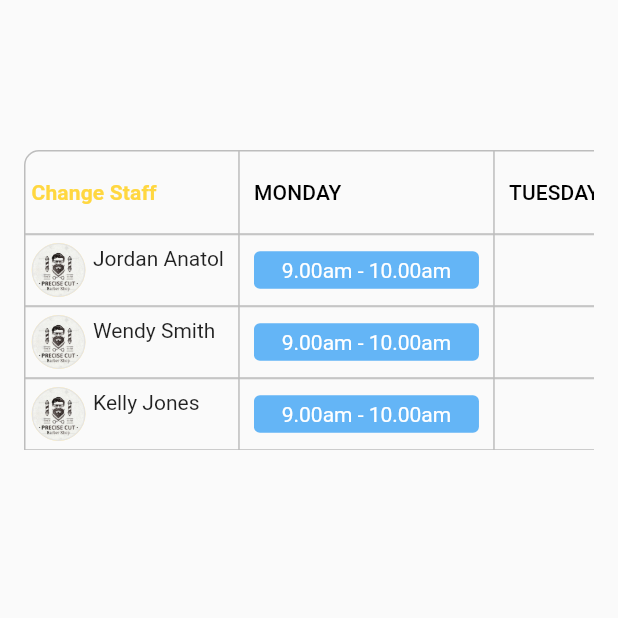
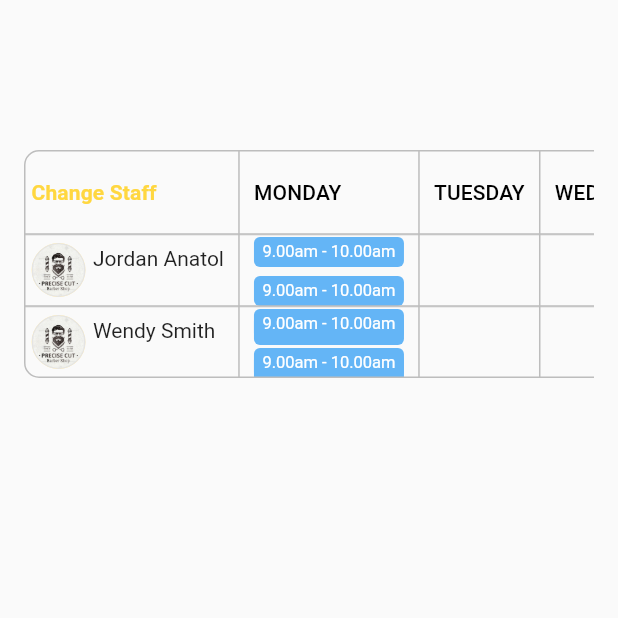
Before and after one commit to sirkev/flutter_data_tables, a Flutter app: the screen it shows after launch, on a phone screen of 412 x 824 dp, the top half of it. Run offline on Flutter 3.47's test engine with Material 2 defaults, Android fonts, the light colour scheme and no system bars.

Commit message:
work hours(appointment cell) wraps

```diff
--- a/lib/appointment_cell.dart
+++ /dev/null
@@ -1,43 +0,0 @@
-import 'package:flutter/material.dart';
-
-class AppointmentCell extends StatefulWidget {
-  const AppointmentCell({Key? key}) : super(key: key);
-
-  @override
-  State<AppointmentCell> createState() => _AppointmentCellState();
-}
-
-class _AppointmentCellState extends State<AppointmentCell> {
-  @override
-  Widget build(BuildContext context) {
-    return SizedBox(
-      width: 150,
-      child: SingleChildScrollView(
-        scrollDirection: Axis.horizontal,
-        child: Row(
-          verticalDirection: VerticalDirection.down,
-          children: [
-            ...List.generate(
-              10,
-              (index) => Container(
-                  height: 25,
-                  width: 150,
-                  margin: const EdgeInsets.only(right: 4),
-                  decoration: BoxDecoration(
-                      color: Colors.blue[300],
-                      borderRadius: BorderRadius.circular(4)),
-                  child: const Center(
-                      child: Text(
-                    '9.00am - 10.00am',
-                    style: TextStyle(
-                        color: Colors.white,
-                        fontWeight: FontWeight.w400,
-                        fontSize: 14),
-                  ))),
-            ),
-          ],
-        ),
-      ),
-    );
-  }
-}
--- a/lib/data.dart
+++ b/lib/data/data.dart
@@ -20,8 +20,6 @@ List<String> staff = [
 List<String> staffNames = [
   'Jordan Anatol',
   'Wendy Smith',
-  'Kelly Jones',
-  'johannes'
 ];
 
 List<DateTime> dates = [
--- a/lib/main.dart
+++ b/lib/main.dart
@@ -1,6 +1,6 @@
 import 'package:flutter/material.dart';
 
-import 'home_page.dart';
+import 'pages/home_page.dart';
 
 void main() {
   runApp(const MyApp());
--- a/lib/home_page.dart
+++ b/lib/pages/home_page.dart
@@ -1,8 +1,8 @@
 import 'package:flutter/material.dart';
-import 'package:flutter_data_tables/staff_cell.dart';
+import 'package:flutter_data_tables/widgets/staff_cell.dart';
 
-import 'appointment_cell.dart';
-import 'data.dart';
+import '../data/data.dart';
+import '../widgets/appointment_cell.dart';
 
 class HomePage extends StatefulWidget {
   final String title;
--- /dev/null
+++ b/lib/widgets/appointment_cell.dart
@@ -0,0 +1,40 @@
+import 'package:flutter/material.dart';
+
+class AppointmentCell extends StatefulWidget {
+  const AppointmentCell({Key? key}) : super(key: key);
+
+  @override
+  State<AppointmentCell> createState() => _AppointmentCellState();
+}
+
+class _AppointmentCellState extends State<AppointmentCell> {
+  @override
+  Widget build(BuildContext context) {
+    return SizedBox(
+      width: 100,
+      //height: 100,
+      child: Wrap(
+        children: [
+          ...List.generate(
+            10,
+            (index) => Container(
+                height: 20,
+                width: 100,
+                margin: const EdgeInsets.only(bottom: 4, top: 2),
+                decoration: BoxDecoration(
+                    color: Colors.blue[300],
+                    borderRadius: BorderRadius.circular(4)),
+                child: const Center(
+                    child: Text(
+                  '9.00am - 10.00am',
+                  style: TextStyle(
+                      color: Colors.white,
+                      fontWeight: FontWeight.w400,
+                      fontSize: 11),
+                ))),
+          )
+        ],
+      ),
+    );
+  }
+}
```
Also changed, not shown: lib/widgets/appointment_cell_v2.dart (added, +38 -0 lines), lib/widgets/staff_cell.dart (renamed from lib/staff_cell.dart).
